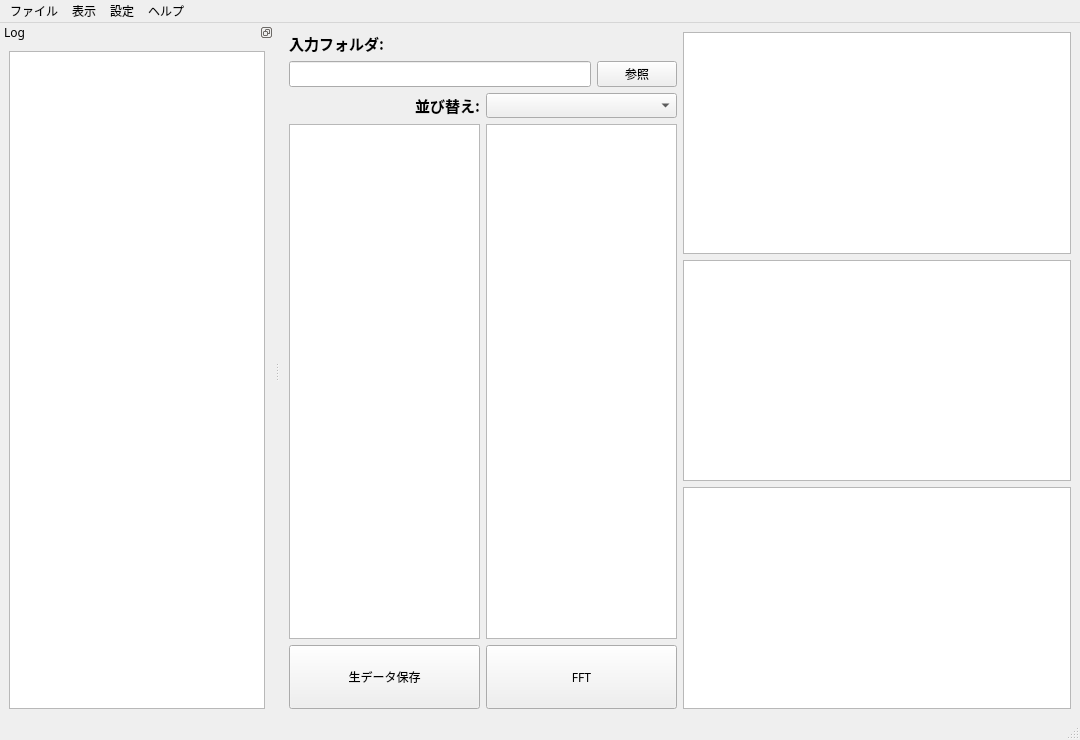
The window that graphui.ui (E-Kraft/Unagi-project-FFT-Software-for-Itou-Lab.-) describes before a commit, drawn with Qt 5.
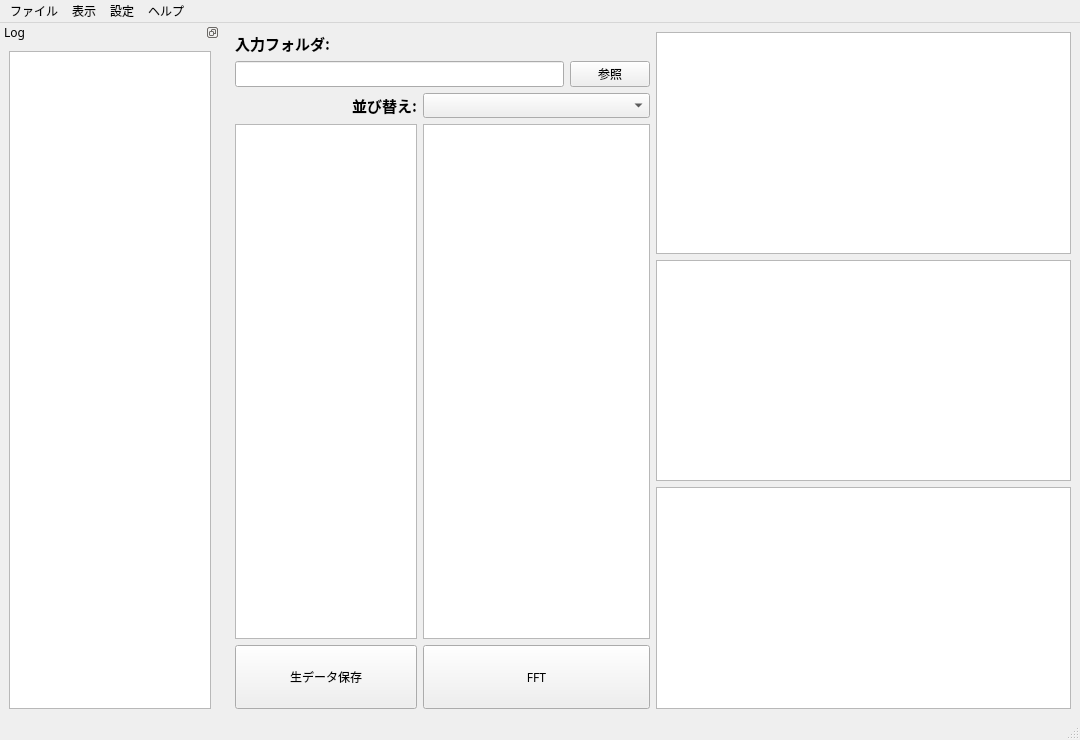
The same window after the commit. Icons and pictures are not drawn. Custom widgets are drawn as their Qt base class.

```diff
--- a/graphui.ui
+++ b/graphui.ui
@@ -149,7 +149,7 @@
      </layout>
     </item>
     <item row="1" column="1">
-     <layout class="QGridLayout" name="gridLayout_2" rowstretch="0,8,1" rowminimumheight="0,0,0">
+     <layout class="QGridLayout" name="gridLayout_2" rowstretch="0,8,1" columnstretch="4,5" rowminimumheight="0,0,0">
       <property name="sizeConstraint">
        <enum>QLayout::SizeConstraint::SetDefaultConstraint</enum>
       </property>
@@ -287,12 +287,24 @@
   </widget>
   <widget class="QStatusBar" name="statusbar"/>
   <widget class="QDockWidget" name="dockWidget">
+   <property name="sizePolicy">
+    <sizepolicy hsizetype="Minimum" vsizetype="Preferred">
+     <horstretch>0</horstretch>
+     <verstretch>0</verstretch>
+    </sizepolicy>
+   </property>
    <property name="minimumSize">
     <size>
-     <width>274</width>
+     <width>220</width>
      <height>100</height>
     </size>
    </property>
+   <property name="maximumSize">
+    <size>
+     <width>220</width>
+     <height>524287</height>
+    </size>
+   </property>
    <property name="floating">
     <bool>false</bool>
    </property>
```
